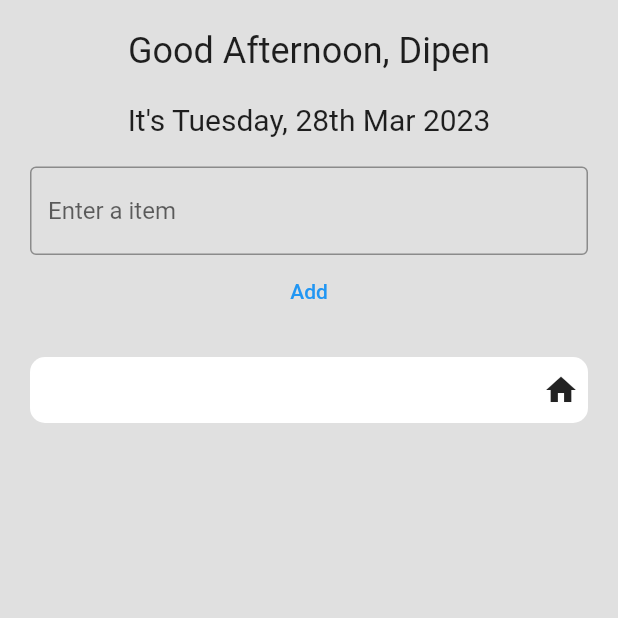
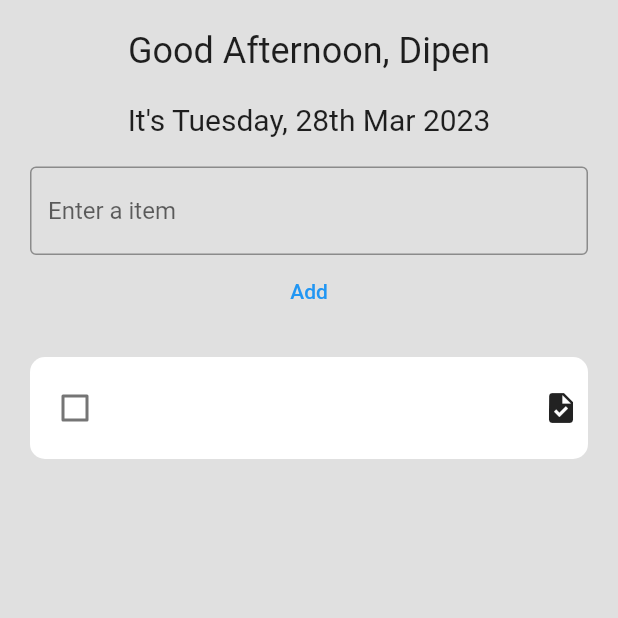
Before and after one commit to slimpotatoboy/flutter_application_1, a Flutter app: the screen it shows after launch, after a tap on "Add", on a phone screen of 412 x 824 dp, the top half of it. Run offline on Flutter 3.47's test engine with Material 2 defaults, Android fonts, the phone set to English and light mode, and no system bars.

Commit message:
check box task

```diff
--- a/lib/screens/home_screen.dart
+++ b/lib/screens/home_screen.dart
@@ -12,7 +12,7 @@ class _HomeScreenState extends State<HomeScreen> {
   String textValue = "";
 
   // this list will contain all the todos
-  List<String> todoList = [];
+  List todoList = [];
 
   @override
   Widget build(BuildContext context) {
@@ -52,7 +52,11 @@ class _HomeScreenState extends State<HomeScreen> {
                 TextButton(
                   onPressed: () {
                     // textValue = _formData.text;
-                    todoList.add(_formData.text);
+                    todoList.add({
+                      "task": _formData.text,
+                      "icon": Icons.task,
+                      "checked": false,
+                    });
                     _formData.text = "";
                     print(_formData.text);
                     setState(() {});
@@ -78,8 +82,12 @@ class _HomeScreenState extends State<HomeScreen> {
                       child: Row(
                         mainAxisAlignment: MainAxisAlignment.spaceBetween,
                         children: [
-                          Text(item),
-                          Icon(Icons.home),
+                          Checkbox(
+                            value: item['checked'],
+                            onChanged: (value) {},
+                          ),
+                          Text(item['task']),
+                          Icon(item['icon']),
                         ],
                       ),
                     );
```
